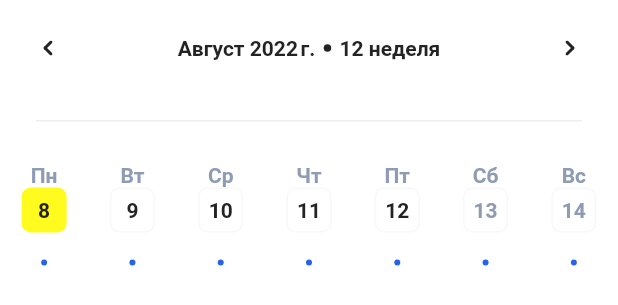
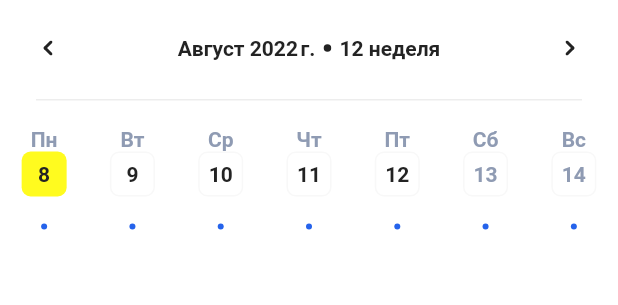
Before and after one commit to 0niel/rtu-app-core, a Flutter app: the NinjaTableCalendar widget shown alone on an empty page, opened directly, on a phone screen of 412 x 824 dp. Shown: the top 305 px of the screen. Run offline on Flutter 3.47's test engine with Material 2 defaults, Android fonts, the phone set to English and light mode, and no system bars; drawn by our look-alikes of flutter_platform_widgets, table_calendar; our stand-ins replace clock, flutter_svg, unicons; missing offline and left inert: enough_platform_widgets; Roboto replaces fonts that are missing (SF Pro Display); statements that could not run were skipped; project files that could hold a hidden picture were left out.

Commit message:
Update table_calendar builders and add animations

```diff
--- a/lib/themes/themes.dart
+++ b/lib/themes/themes.dart
@@ -3,3 +3,4 @@ library themes;
 export 'app_theme.dart';
 export 'constant.dart';
 export 'text_style.dart';
+export 'custom_physics.dart';
--- a/lib/widgets/calendar/table_calendar.dart
+++ b/lib/widgets/calendar/table_calendar.dart
@@ -3,8 +3,10 @@ import 'dart:math';
 import 'package:flutter/material.dart';
 import 'package:flutter_svg/flutter_svg.dart';
 import 'package:intl/intl.dart';
+import 'package:rtu_app_core/themes/custom_physics.dart';
 import 'package:rtu_app_core/themes/text_style.dart';
 import 'package:table_calendar/table_calendar.dart';
+import 'package:unicons/unicons.dart';
 
 import '../../themes/app_theme.dart';
 import '../../themes/constant.dart';
@@ -12,33 +14,19 @@ import '../button/button.dart';
 import '../text/text.dart';
 
 class NinjaTableCalendar extends StatefulWidget {
-  NinjaTableCalendar(
+  const NinjaTableCalendar(
       {Key? key, required this.firstCalendarDay, required this.lastCalendarDay})
       : super(key: key);
 
   final DateTime firstCalendarDay;
   final DateTime lastCalendarDay;
 
-  final SvgPicture headerLeftIcon = SvgPicture.string(
-      """<svg width="6" height="10" viewBox="0 0 6 10" fill="none" xmlns="http://www.w3.org/2000/svg">
-<path d="M1 5L5 9" stroke="#232323" stroke-width="2" stroke-linecap="round" stroke-linejoin="round"/>
-<path d="M1 5L5 1" stroke="#232323" stroke-width="2" stroke-linecap="round" stroke-linejoin="round"/>
-</svg>
-""");
-
-  final headerRightIcon = SvgPicture.string(
-      """<svg width="6" height="10" viewBox="0 0 6 10" fill="none" xmlns="http://www.w3.org/2000/svg">
-<path d="M5 5L1 9" stroke="#232323" stroke-width="2" stroke-linecap="round" stroke-linejoin="round"/>
-<path d="M5 5L1 1" stroke="#232323" stroke-width="2" stroke-linecap="round" stroke-linejoin="round"/>
-</svg>
-""");
-
   @override
   State<NinjaTableCalendar> createState() => _NinjaTableCalendarState();
 }
 
 class _NinjaTableCalendarState extends State<NinjaTableCalendar> {
-  late final PageController _pageController;
+  PageController? _pageController;
 
   CalendarFormat _calendarFormat = CalendarFormat.week;
   DateTime _focusedDay = DateTime.now();
@@ -70,72 +58,10 @@ class _NinjaTableCalendarState extends State<NinjaTableCalendar> {
       onCalendarCreated: (controller) => _pageController = controller,
       calendarBuilders: CalendarBuilders(
         headerTitleBuilder: (context, day) {
-          return Column(
-            children: [
-              Row(
-                mainAxisAlignment: MainAxisAlignment.spaceBetween,
-                children: [
-                  NinjaButton.rounded(
-                    backgroundColor: Colors.transparent,
-                    child: widget.headerLeftIcon,
-                    onPressed: () {
-                      _pageController.previousPage(
-                        duration: const Duration(milliseconds: 300),
-                        curve: Curves.easeIn,
-                      );
-                    },
-                  ),
-                  Row(
-                    crossAxisAlignment: CrossAxisAlignment.center,
-                    mainAxisAlignment: MainAxisAlignment.center,
-                    children: [
-                      NinjaText.bodyMedium(
-                        DateFormat.yMMMM('ru_RU').format(day)[0].toUpperCase() +
-                            DateFormat.yMMMM('ru_RU')
-                                .format(day)
-                                .substring(1)
-                                .replaceAll(RegExp(r' г.'), ' '),
-                        color: AppTheme.theme.colorScheme.onBackground,
-                        fontWeight: 600,
-                      ),
-                      const SizedBox(width: 5.50),
-                      Container(
-                        width: 5,
-                        height: 5,
-                        decoration: const BoxDecoration(
-                          shape: BoxShape.circle,
-                          color: Color(0xff232323),
-                        ),
-                      ),
-                      const SizedBox(width: 5.50),
-                      NinjaText.bodyMedium(
-                        "12 неделя",
-                        color: AppTheme.theme.colorScheme.onBackground,
-                        fontWeight: 600,
-                      ),
-                    ],
-                  ),
-                  NinjaButton.rounded(
-                    backgroundColor: Colors.transparent,
-                    onPressed: () {
-                      _pageController.nextPage(
-                        duration: const Duration(milliseconds: 300),
-                        curve: Curves.easeIn,
-                      );
-                    },
-                    child: widget.headerRightIcon,
-                  ),
-                ],
-              ),
-              const SizedBox(height: 24),
-              const Divider(
-                color: NinjaConstant.grey200,
-                height: 1,
-                indent: 24,
-                endIndent: 24,
-              ),
-              const SizedBox(height: 20),
-            ],
+          return _CalendarHeader(
+            day: day,
+            format: _calendarFormat,
+            pageController: _pageController,
           );
         },
         defaultBuilder: (context, day, focusedDay) =>
@@ -146,29 +72,8 @@ class _NinjaTableCalendarState extends State<NinjaTableCalendar> {
             _CellBuilder(type: BuilderType.selectedBuilder, day: day),
         outsideBuilder: (context, day, focusedDay) =>
             _CellBuilder(type: BuilderType.outsideBuilder, day: day),
-        markerBuilder: (context, day, events) {
-          return Padding(
-            padding: const EdgeInsets.only(top: 10),
-            child: Row(
-              mainAxisAlignment: MainAxisAlignment.center,
-              children: [
-                for (int i = 0; i < events.length; i++)
-                  Padding(
-                    padding: const EdgeInsets.symmetric(horizontal: 2),
-                    child: Container(
-                      width: 4,
-                      height: 4,
-                      decoration: BoxDecoration(
-                        shape: BoxShape.circle,
-                        color: AppTheme
-                            .theme.colorScheme.secondary, // TODO: change this
-                      ),
-                    ),
-                  ),
-              ],
-            ),
-          );
-        },
+        markerBuilder: (context, day, events) =>
+            _MarkersBuilder(events: events),
       ),
       daysOfWeekStyle: DaysOfWeekStyle(
         dowTextFormatter: (date, locale) =>
@@ -180,14 +85,6 @@ class _NinjaTableCalendarState extends State<NinjaTableCalendar> {
         weekdayStyle: NinjaTextStyle.bodyMedium(
             fontWeight: 600, color: const Color(0xFF8F9BB3)),
       ),
-      calendarStyle: CalendarStyle(
-        markerMargin: const EdgeInsets.symmetric(horizontal: 2, vertical: 15),
-        selectedDecoration: BoxDecoration(
-          borderRadius: BorderRadius.circular(6),
-          color: NinjaConstant.primary,
-        ),
-        isTodayHighlighted: true,
-      ),
       headerVisible: true,
       headerStyle: const HeaderStyle(
         formatButtonVisible: false,
@@ -196,7 +93,6 @@ class _NinjaTableCalendarState extends State<NinjaTableCalendar> {
       ),
       availableCalendarFormats: const {
         CalendarFormat.month: 'Месяц',
-        CalendarFormat.twoWeeks: '2 недели',
         CalendarFormat.week: 'Неделя'
       },
       eventLoader: (day) {
@@ -312,3 +208,227 @@ class _CellBuilder extends StatelessWidget {
         ),
       );
 }
+
+class _CalendarHeader extends StatelessWidget {
+  const _CalendarHeader(
+      {Key? key,
+      required this.day,
+      required this.format,
+      required this.pageController})
+      : super(key: key);
+
+  final DateTime day;
+  final CalendarFormat format;
+  final PageController? pageController;
+
+  @override
+  Widget build(BuildContext context) {
+    return Column(
+      crossAxisAlignment: CrossAxisAlignment.center,
+      children: [
+        Row(
+          mainAxisAlignment: MainAxisAlignment.spaceBetween,
+          children: [
+            NinjaButton.rounded(
+              backgroundColor: Colors.transparent,
+              child: SvgPicture.string(
+                  """<svg width="6" height="10" viewBox="0 0 6 10" fill="none" xmlns="http://www.w3.org/2000/svg">
+<path d="M1 5L5 9" stroke="#232323" stroke-width="2" stroke-linecap="round" stroke-linejoin="round"/>
+<path d="M1 5L5 1" stroke="#232323" stroke-width="2" stroke-linecap="round" stroke-linejoin="round"/>
+</svg>
+"""),
+              onPressed: () {
+                pageController?.previousPage(
+                  duration: const Duration(milliseconds: 300),
+                  curve: Curves.easeIn,
+                );
+              },
+            ),
+            Row(
+              crossAxisAlignment: CrossAxisAlignment.center,
+              mainAxisAlignment: MainAxisAlignment.center,
+              children: [
+                NinjaText.bodyMedium(
+                  DateFormat.yMMMM('ru_RU').format(day)[0].toUpperCase() +
+                      DateFormat.yMMMM('ru_RU')
+                          .format(day)
+                          .substring(1)
+                          .replaceAll(RegExp(r' г.'), ' '),
+                  color: AppTheme.theme.colorScheme.onBackground,
+                  fontWeight: 600,
+                ),
+                const SizedBox(width: 5.50),
+                Container(
+                  width: 5,
+                  height: 5,
+                  decoration: const BoxDecoration(
+                    shape: BoxShape.circle,
+                    color: Color(0xff232323),
+                  ),
+                ),
+                const SizedBox(width: 5.50),
+                NinjaText.bodyMedium(
+                  "12 неделя",
+                  color: AppTheme.theme.colorScheme.onBackground,
+                  fontWeight: 600,
+                ),
+              ],
+            ),
+            NinjaButton.rounded(
+              backgroundColor: Colors.transparent,
+              onPressed: () {
+                pageController?.nextPage(
+                  duration: const Duration(milliseconds: 300),
+                  curve: Curves.easeIn,
+                );
+              },
+              child: SvgPicture.string(
+                  """<svg width="6" height="10" viewBox="0 0 6 10" fill="none" xmlns="http://www.w3.org/2000/svg">
+<path d="M5 5L1 9" stroke="#232323" stroke-width="2" stroke-linecap="round" stroke-linejoin="round"/>
+<path d="M5 5L1 1" stroke="#232323" stroke-width="2" stroke-linecap="round" stroke-linejoin="round"/>
+</svg>
+"""),
+            ),
+          ],
+        ),
+        AnimatedContainer(
+          duration: const Duration(milliseconds: 300),
+          curve: Curves.easeIn,
+          transform: Matrix4.translationValues(
+            0,
+            format == CalendarFormat.month ? 5 : 0,
+            0,
+          ),
+          child: Column(children: [
+            if (format != CalendarFormat.month)
+              Padding(
+                padding:
+                    const EdgeInsets.symmetric(vertical: 10, horizontal: 24),
+                child: Container(
+                    color: NinjaConstant.grey200,
+                    height: 1,
+                    width: double.infinity),
+              ),
+            if (format == CalendarFormat.month)
+              Column(
+                children: [
+                  const SizedBox(height: 10),
+                  Padding(
+                    padding: const EdgeInsets.symmetric(horizontal: 24),
+                    child: NinjaButton.outlined(
+                      borderRadiusAll: 6,
+                      borderColor: const Color(0xFFEDEDED),
+                      onPressed: () {},
+                      padding: EdgeInsets.zero,
+                      child: Row(
+                        crossAxisAlignment: CrossAxisAlignment.center,
+                        children: [
+                          Padding(
+                            padding: const EdgeInsets.symmetric(
+                                horizontal: 14, vertical: 12),
+                            child: Icon(UniconsLine.search,
+                                color: Theme.of(context).colorScheme.onPrimary),
+                          ),
+                          const NinjaText.bodyMedium(
+                            "Поиск по расписанию",
+                            fontWeight: 500,
+                          ),
+                        ],
+                      ),
+                    ),
+                  ),
+                  const SizedBox(height: 14),
+                  const Divider(
+                    color: NinjaConstant.grey200,
+                    height: 1,
+                    indent: 24,
+                    endIndent: 24,
+                  ),
+                  const SizedBox(height: 15),
+                  Stack(children: [
+                    const Padding(
+                      padding: EdgeInsets.only(top: 57),
+                      child: Divider(
+                        color: NinjaConstant.grey200,
+                        height: 1,
+                        indent: 24,
+                        endIndent: 24,
+                      ),
+                    ),
+                    DefaultTabController(
+                      length: 12,
+                      child: TabBar(
+                        isScrollable: true,
+                        physics:
+                            LockScrollPhysics(lockLeft: true, lockRight: true),
+                        labelStyle: NinjaTextStyle.bodyMedium(fontWeight: 600),
+                        unselectedLabelStyle:
+                            NinjaTextStyle.bodyMedium(fontWeight: 600),
+                        padding: const EdgeInsets.symmetric(horizontal: 15),
+                        labelColor: NinjaConstant.secondary,
+                        labelPadding: const EdgeInsets.symmetric(horizontal: 10)
+                            .copyWith(bottom: 10),
+                        // indicatorPadding: EdgeInsets.only(right: 20),
+                        indicatorSize: TabBarIndicatorSize.label,
+                        unselectedLabelColor: NinjaConstant.grey400,
+                        indicator: const UnderlineTabIndicator(
+                          borderSide: BorderSide(
+                              color: NinjaConstant.secondary, width: 1),
+                        ),
+                        tabs: const [
+                          Tab(text: 'Январь'),
+                          Tab(text: 'Февраль'),
+                          Tab(text: 'Март'),
+                          Tab(text: 'Апрель'),
+                          Tab(text: 'Май'),
+                          Tab(text: 'Июнь'),
+                          Tab(text: 'Июль'),
+                          Tab(text: 'Август'),
+                          Tab(text: 'Сентябрь'),
+                          Tab(text: 'Октябрь'),
+                          Tab(text: 'Ноябрь'),
+                          Tab(text: 'Декабь'),
+                        ],
+                      ),
+                    ),
+                  ]),
+                  const SizedBox(height: 20),
+                ],
+              ),
+          ]),
+        ),
+      ],
+    );
+  }
+}
+
+class _MarkersBuilder extends StatelessWidget {
+  const _MarkersBuilder({Key? key, required this.events}) : super(key: key);
+
+  final List<Object?> events;
+
+  @override
+  Widget build(BuildContext context) {
+    return Padding(
+      padding: const EdgeInsets.only(top: 10),
+      child: Row(
+        mainAxisAlignment: MainAxisAlignment.center,
+        children: [
+          for (int i = 0; i < events.length; i++)
+            Padding(
+              padding: const EdgeInsets.symmetric(horizontal: 2),
+              child: Container(
+                width: 4,
+                height: 4,
+                decoration: BoxDecoration(
+                  shape: BoxShape.circle,
+                  color:
+                      AppTheme.theme.colorScheme.secondary, // TODO: change this
+                ),
+              ),
+            ),
+        ],
+      ),
+    );
+  }
+}
```
Also changed, not shown: example/lib/main.dart (+55 -18 lines), lib/themes/custom_physics.dart (added, +93 -0 lines).
